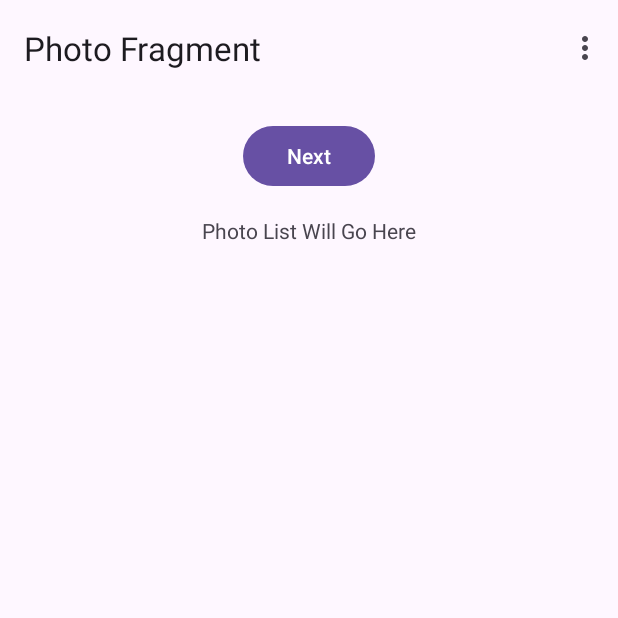
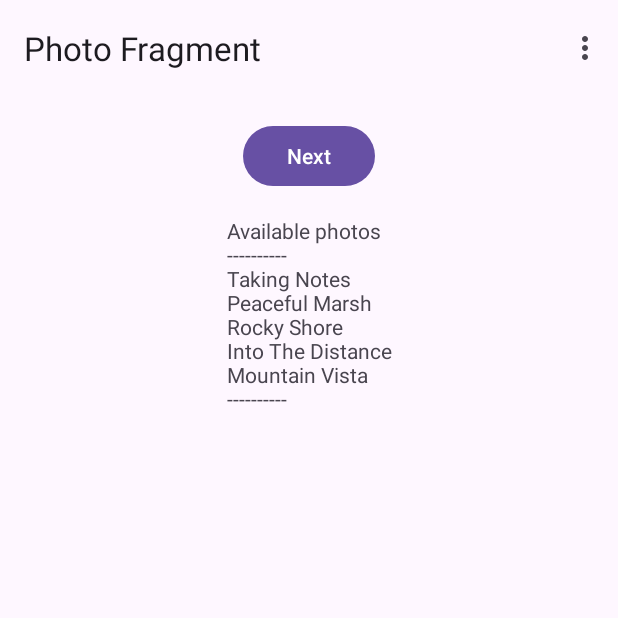
Before and after one commit to jrp55262/flickr-photo-browser, an Android app: the screen it shows after launch (MainActivity), in the options menu, after a tap on "Settings", on a phone screen of 412 x 824 dp, the top half of it. Run offline under Robolectric (Android 15) with nearby library versions, the phone set to English and light mode, and no system bars; our stand-ins replace navigation-ui.

Commit message:
- Create model layer: PhotoData class, PhotoDataRetreiver interface,   and TestPhotoDataRetriever for testing. - Create ViewModel - Hook the ViewModel up to a very basic view in the PhotoListFragment

```diff
--- a/app/build.gradle
+++ b/app/build.gradle
@@ -43,6 +43,7 @@ dependencies {
     implementation 'androidx.constraintlayout:constraintlayout:2.1.3'
     implementation 'androidx.navigation:navigation-fragment-ktx:2.5.2'
     implementation 'androidx.navigation:navigation-ui-ktx:2.5.2'
+    implementation 'androidx.fragment:fragment-ktx:1.5.7'
     testImplementation 'junit:junit:4.13.2'
     androidTestImplementation 'androidx.test.ext:junit:1.1.3'
     androidTestImplementation 'androidx.test.espresso:espresso-core:3.4.0'
--- /dev/null
+++ b/app/src/main/java/com/example/flickrphotobrowser/model/PhotoData.kt
@@ -0,0 +1,10 @@
+package com.example.flickrphotobrowser.model
+
+data class PhotoData(
+    val title: String,
+    val imageUrl: String,
+    val thumbnailUrl: String,
+    val description: String,
+    val dateTaken: String,
+    val datePosted: String
+)
--- /dev/null
+++ b/app/src/main/java/com/example/flickrphotobrowser/model/PhotoDataRetriever.kt
@@ -0,0 +1,16 @@
+package com.example.flickrphotobrowser.model
+
+interface PhotoDataRetriever {
+
+    /**
+     * Retrieve photos from the data source.  This
+     * could potentially block depending on the data source
+     * used.
+     *
+     * @param count: Maximum number of photos to retrieve
+     * @param start: Starting index from which to retrieve photos
+     *
+     * @return A list of between 0 and count PhotoData objects
+     */
+    abstract fun getPhotos(count: Int, start: Int = 0): List<PhotoData>
+}
--- /dev/null
+++ b/app/src/main/java/com/example/flickrphotobrowser/model/TestPhotoDataRetriever.kt
@@ -0,0 +1,67 @@
+package com.example.flickrphotobrowser.model
+
+import kotlin.math.min
+
+/**
+ * An implementation of PhotoDataRetriever that is backed by a
+ * static list of data items for testing/debugging
+ */
+class TestPhotoDataRetriever: PhotoDataRetriever {
+    companion object {
+        val testData = arrayListOf(
+            PhotoData(
+                title = "Taking Notes",
+                imageUrl = "https://picsum.photos/id/4/1280/1024",
+                thumbnailUrl = "https://picsum.photos/id/4/150/100",
+                description = "Taking notes at the computer",
+                dateTaken = "1/1/1970",
+                datePosted = "1/1/1970"
+            ),
+            PhotoData(
+                title = "Peaceful Marsh",
+                imageUrl = "https://picsum.photos/id/11/1280/1024",
+                thumbnailUrl = "https://picsum.photos/id/11/150/100",
+                description = "Marsh with mountain in the distance",
+                dateTaken = "4/1/1970",
+                datePosted = "4/15/1970"
+            ),
+            PhotoData(
+                title = "Rocky Shore",
+                imageUrl = "https://picsum.photos/id/14/1280/1024",
+                thumbnailUrl = "https://picsum.photos/id/14/150/100",
+                description = "Rocky coastline on an overcast day",
+                dateTaken = "7/1/1970",
+                datePosted = "7/4/1970"
+            ),
+            PhotoData(
+                title = "Into The Distance",
+                imageUrl = "https://picsum.photos/id/17/1280/1024",
+                thumbnailUrl = "https://picsum.photos/id/17/150/100",
+                description = "A path leading to distant woods",
+                dateTaken = "12/31/1999",
+                datePosted = "1/5/2000"
+            ),
+            PhotoData(
+                title = "Mountain Vista",
+                imageUrl = "https://picsum.photos/id/29/1280/1024",
+                thumbnailUrl = "https://picsum.photos/id/29/150/100",
+                description = "Overlooking snowy mountains",
+                dateTaken = "5/1/2015",
+                datePosted = "6/1/2015"
+            )
+        )
+    }
+
+    /**
+     * Get a certain number of photos, starting at the specified index.
+     * Returns at most "count" photos, or an empty list if out of bounds
+     */
+    override fun getPhotos(count: Int, start: Int): List<PhotoData> {
+        val end = min(start + count, testData.size)
+        try {
+            return testData.subList(start, end)
+        } catch (e: IndexOutOfBoundsException) {
+            return arrayListOf<PhotoData>()
+        }
+    }
+}
--- a/app/src/main/java/com/example/flickrphotobrowser/view/PhotoListFragment.kt
+++ b/app/src/main/java/com/example/flickrphotobrowser/view/PhotoListFragment.kt
@@ -6,14 +6,19 @@ import android.view.LayoutInflater
 import android.view.View
 import android.view.ViewGroup
 import androidx.navigation.fragment.findNavController
+import androidx.lifecycle.Observer
+import androidx.lifecycle.ViewModelProvider
 import com.example.flickrphotobrowser.R
 import com.example.flickrphotobrowser.databinding.PhotoListFragmentBinding
+import com.example.flickrphotobrowser.model.PhotoData
+import com.example.flickrphotobrowser.viewmodel.PhotoListViewModel
 
 /**
  * A simple [Fragment] subclass as the default destination in the navigation.
  */
 class PhotoListFragment : Fragment() {
 
+    private lateinit var viewModel: PhotoListViewModel
     private var _binding: PhotoListFragmentBinding? = null
 
     // This property is only valid between onCreateView and
@@ -36,8 +41,26 @@ class PhotoListFragment : Fragment() {
         binding.photoListButton.setOnClickListener {
             findNavController().navigate(R.id.action_PhotoFragment_to_DetailFragment)
         }
+
+        viewModel = ViewModelProvider(this).get(PhotoListViewModel::class.java)
+        viewModel.photos.observe(viewLifecycleOwner, Observer { photos ->
+            binding.photoListText.text = generateText(photos)
+        })
     }
 
+    /**
+     * Generate a list of photos from the supplied data
+     */
+    private fun generateText(photos: List<PhotoData>): String {
+        val textLines = mutableListOf<String>()
+        textLines.add("Available photos")
+        textLines.add("----------")
+        photos.forEach { photo ->
+            textLines.add(photo.title)
+        }
+        textLines.add("----------")
+        return textLines.joinToString("\n")
+    }
     override fun onDestroyView() {
         super.onDestroyView()
         _binding = null
--- /dev/null
+++ b/app/src/main/java/com/example/flickrphotobrowser/viewmodel/PhotoListViewModel.kt
@@ -0,0 +1,40 @@
+package com.example.flickrphotobrowser.viewmodel
+
+import android.os.Handler
+import android.os.Looper
+import androidx.lifecycle.MutableLiveData
+import androidx.lifecycle.ViewModel
+import com.example.flickrphotobrowser.model.PhotoData
+import com.example.flickrphotobrowser.model.TestPhotoDataRetriever
+import kotlinx.coroutines.CoroutineScope
+import kotlinx.coroutines.Dispatchers
+import kotlinx.coroutines.delay
+import kotlinx.coroutines.launch
+
+class PhotoListViewModel(): ViewModel() {
+
+    val photos = MutableLiveData<List<PhotoData>>()
+    private var currentPhotoOffset = 0
+    private val PHOTOS_PER_PAGE = 1
+    private val photoRetriever = TestPhotoDataRetriever()
+
+    fun getMorePhotos() {
+        val newPhotos = photoRetriever.getPhotos(PHOTOS_PER_PAGE, currentPhotoOffset)
+        if (newPhotos.size > 0) {
+            photos.postValue(photos.value?.toMutableList()?.plus(newPhotos) ?: newPhotos)
+            currentPhotoOffset += newPhotos.size
+        }
+    }
+
+    init {
+        timerLoop()
+    }
+
+    private fun timerLoop() {
+        CoroutineScope(Dispatchers.IO).launch {
+            getMorePhotos()
+            delay(3000)
+            timerLoop()
+        }
+    }
+}
```
Also changed, not shown: 1 other file.
